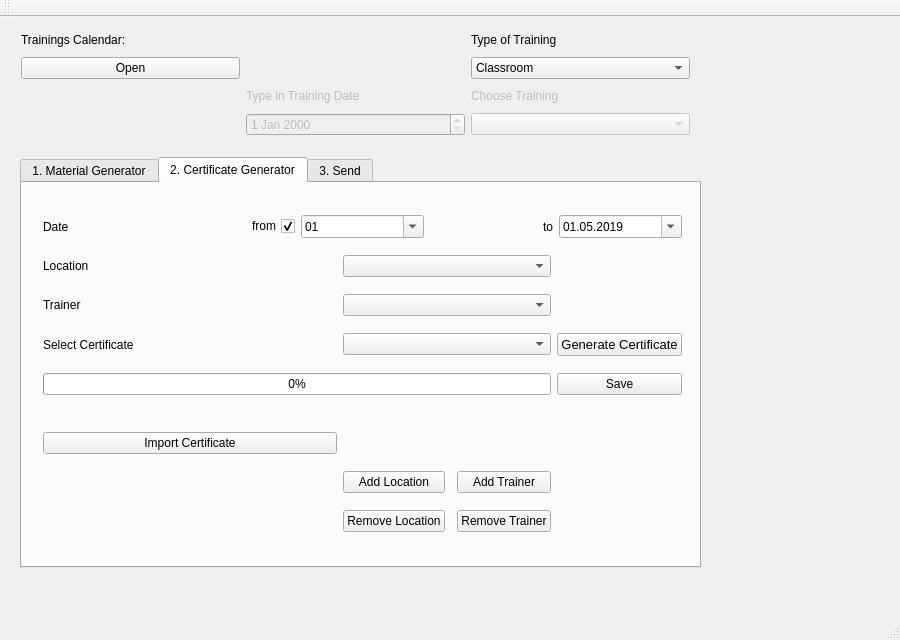
This is ui/mainwindow.ui in QVllasa/TrainingTool as Qt 5 draws it before an edit. The edited form follows.
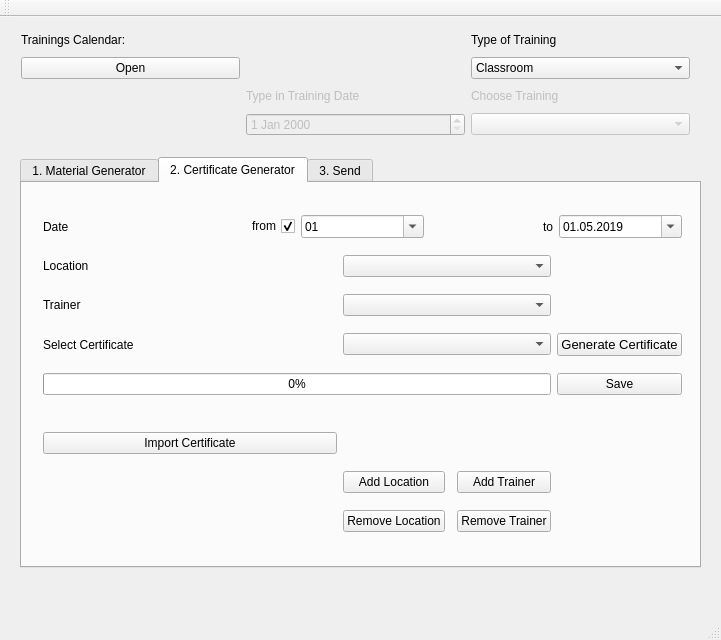
This is the edited form.

The edit to the form file:
```diff
--- a/ui/mainwindow.ui
+++ b/ui/mainwindow.ui
@@ -6,7 +6,7 @@
    <rect>
     <x>0</x>
     <y>0</y>
-    <width>900</width>
+    <width>721</width>
     <height>640</height>
    </rect>
   </property>
```
